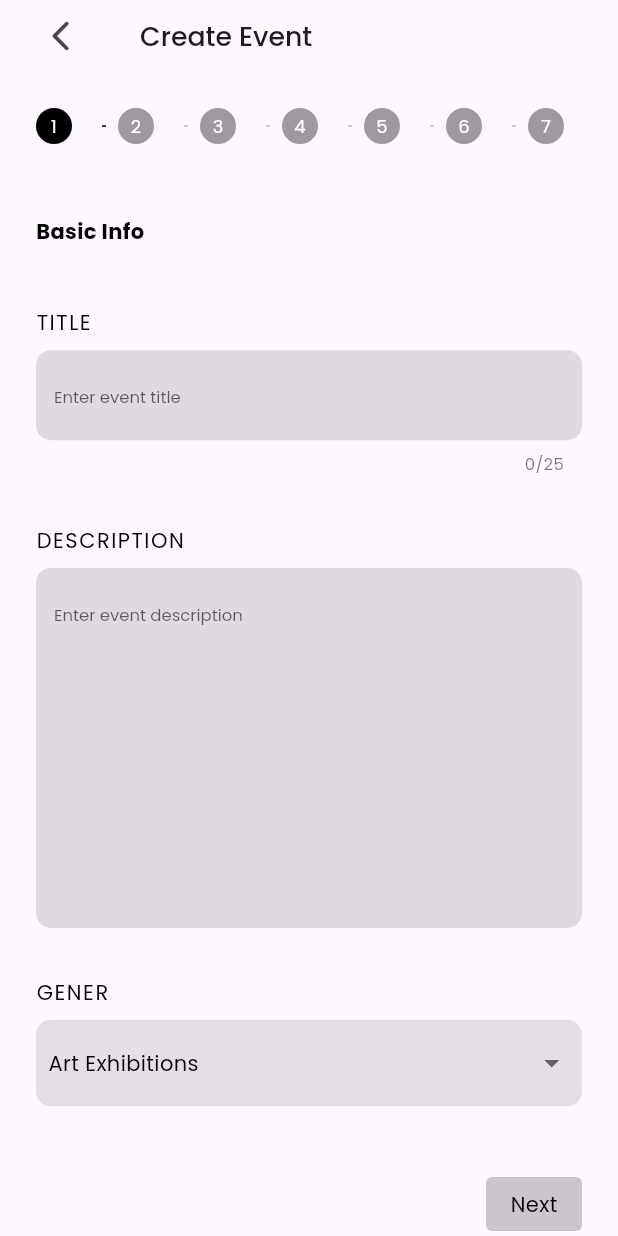
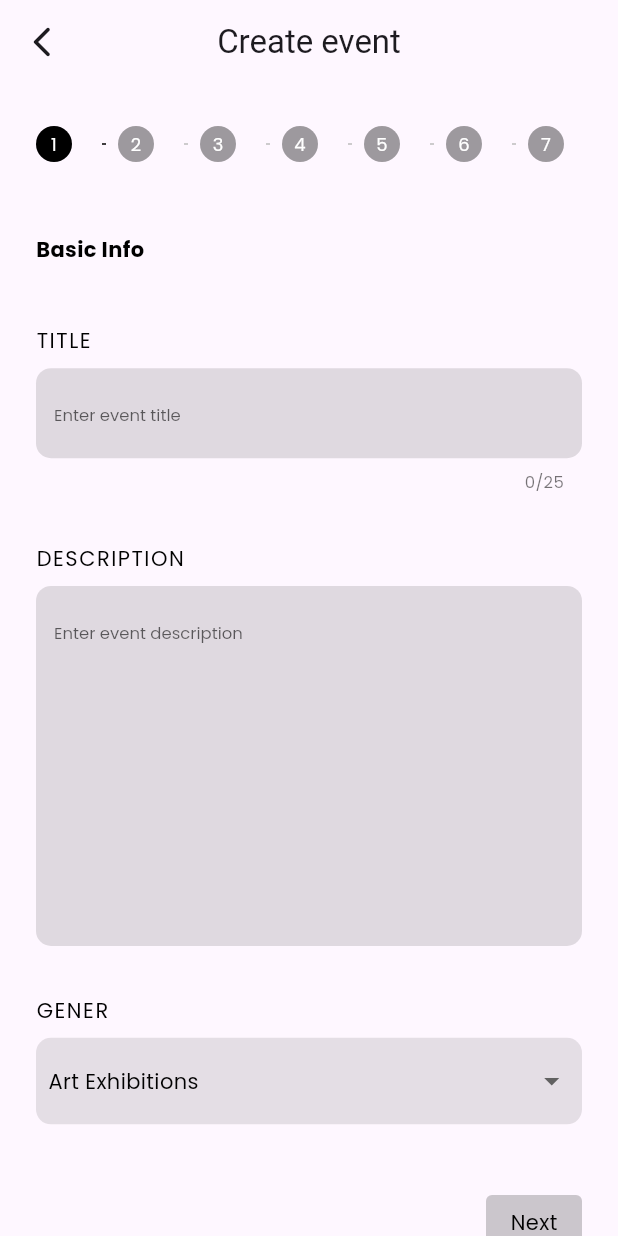
Before and after one commit to mideunlocked/cruise-ticketing, a Flutter app: the CreateEventScreen screen opened by its route, on a phone screen of 412 x 824 dp. Run offline on Flutter 3.47's test engine with Material 2 defaults, Android fonts, the light colour scheme and no system bars; our stand-ins replace cloud_firestore, dio, firebase_auth, firebase_core, firebase_messaging, firebase_storage and 16 more; missing offline and left inert: encrypt, flutter_barcode_scanner, flutter_facebook_auth, flutter_polyline_points; accounts and stored records are empty.

Commit message:
new custom app bar

```diff
--- a/lib/pages/sign-up/sign_up_page_1.dart
+++ b/lib/pages/sign-up/sign_up_page_1.dart
@@ -57,8 +57,7 @@ class _SignUpPage1State extends State<SignUpPage1> {
         child: Column(
           children: [
             SizedBox(height: 2.h),
-            CustomAppBar(
-              bottomPadding: 1.h,
+            const CustomAppBar(
               title: "",
             ),
             Padding(
--- a/lib/screens/create_event.dart
+++ b/lib/screens/create_event.dart
@@ -105,24 +105,8 @@ class _ListEventState extends State<CreateEventScreen> {
     return ScaffoldMessenger(
       key: _scaffoldKey,
       child: Scaffold(
-        body: SafeArea(
-          child: Column(
-            children: [
-              // app bar
-              Padding(
-                padding: EdgeInsets.symmetric(horizontal: 4.w),
-                child: const CustomAppBar(
-                  title: "Create Event",
-                  bottomPadding: 0,
-                ),
-              ),
-
-              // stepper body
-              Expanded(
-                // in other to be able to design the stepper to fit app design
-                //it has to be passed as a child to a newly declared theme
-                //widget where we can then change all the necessary themes
-                child: Theme(
+        appBar: const CustomAppBar(title: "Create event"),
+        body: Theme(
           data: ThemeData(
             primaryColor: primaryColor,
             canvasColor: scaffoldBackgroundColor,
@@ -262,8 +246,7 @@ class _ListEventState extends State<CreateEventScreen> {
                       // check is function is called from first step
                       if (currentStep == 0) {
                         // validate ticket pricing text form fields
-                                final isValid =
-                                    _step1FormKey.currentState?.validate();
+                        final isValid = _step1FormKey.currentState?.validate();
 
                         // check if the validation was not successful
                         if (isValid == false) {
@@ -305,8 +288,7 @@ class _ListEventState extends State<CreateEventScreen> {
                         else if (features.isEmpty) {
                           // show snack bar if no feature as been selected
                           CustomSnackBar.showCustomSnackBar(
-                                      _scaffoldKey,
-                                      'Please choose an event feature.');
+                              _scaffoldKey, 'Please choose an event feature.');
                         }
                         // else proceed to next step
                         else {
@@ -328,8 +310,7 @@ class _ListEventState extends State<CreateEventScreen> {
                       // check is function is called from fourth step
                       else if (currentStep == 4) {
                         // validate ticket pricing text form fields
-                                final isValid =
-                                    _step5FormKey.currentState?.validate();
+                        final isValid = _step5FormKey.currentState?.validate();
 
                         // check if the validation was not successful
                         if (isValid == false) {
@@ -343,8 +324,7 @@ class _ListEventState extends State<CreateEventScreen> {
                         }
                       } else if (currentStep == 5) {
                         // validate venue and address text form fields
-                                final isValid =
-                                    _step6FormKey.currentState?.validate();
+                        final isValid = _step6FormKey.currentState?.validate();
 
                         // check if the validation was not successful
                         if (isValid == false) {
@@ -364,10 +344,6 @@ class _ListEventState extends State<CreateEventScreen> {
                 ],
               ),
             ),
-                  ),
-                ),
-              ),
-            ],
           ),
         ),
       ),
--- a/lib/screens/lobby_screens/lobby_screen.dart
+++ b/lib/screens/lobby_screens/lobby_screen.dart
@@ -69,8 +69,7 @@ class _LobbyScreenState extends State<LobbyScreen> {
 
     return Scaffold(
       appBar: LobbyScreenAppBar(widget: widget),
-      body: SafeArea(
-        child: Column(
+      body: Column(
         children: [
           Expanded(
             child: StreamBuilder(
@@ -119,7 +118,6 @@ class _LobbyScreenState extends State<LobbyScreen> {
           ),
         ],
       ),
-      ),
     );
   }
 
--- a/lib/widgets/general_widgets/custom_app_bar.dart
+++ b/lib/widgets/general_widgets/custom_app_bar.dart
@@ -1,49 +1,27 @@
 import 'package:flutter/material.dart';
-import 'package:sizer/sizer.dart';
 
-class CustomAppBar extends StatelessWidget {
+class CustomAppBar extends StatelessWidget implements PreferredSizeWidget {
+  @override
+  Size get preferredSize => const Size.fromHeight(60.0);
+
   const CustomAppBar({
     super.key,
     required this.title,
-    required this.bottomPadding,
   });
 
   final String title;
-  final double bottomPadding;
 
   @override
   Widget build(BuildContext context) {
-    var of = Theme.of(context);
-    var textTheme = of.textTheme;
-    var titleLarge = textTheme.titleMedium;
-
-    return Padding(
-      padding: EdgeInsets.only(bottom: bottomPadding),
-      child: Row(
-        children: [
-          Row(
-            crossAxisAlignment: CrossAxisAlignment.center,
-            children: [
-              // custom back button
-              IconButton(
-                onPressed: () => Navigator.pop(context),
-                icon: const Icon(
-                  Icons.arrow_back_ios_new_rounded,
-                ),
-              ),
-            ],
-          ),
-          SizedBox(
-            width: 7.w,
-          ),
-          // app bar title
-          Text(
-            title,
-            style: titleLarge?.copyWith(
-                letterSpacing: 0, fontWeight: FontWeight.w500),
-          ),
-        ],
+    return AppBar(
+      centerTitle: true,
+      leading: IconButton(
+        onPressed: () => Navigator.of(context),
+        icon: const Icon(
+          Icons.arrow_back_ios_new_rounded,
+        ),
       ),
+      title: Text(title),
     );
   }
 }
```
Also changed, not shown: lib/screens/event_screens/analysis_screen.dart (+3 -16 lines), lib/screens/event_screens/control_center_screen.dart (+2 -10 lines), lib/screens/followers_following_screen.dart (+2 -8 lines), lib/screens/profile-screen/edit_profile_screen.dart (+2 -7 lines), lib/screens/profile-screen/saved_event_screen.dart (+2 -22 lines), lib/screens/profile-screen/ticket_list_screen.dart (+2 -25 lines), lib/screens/profile-screen/wallet_screen.dart (+5 -19 lines), lib/screens/see_all_screen.dart (+3 -10 lines), lib/screens/ticket_screen.dart (+3 -14 lines), lib/screens/user_profile_screen.dart (+7 -11 lines). Lines whose indentation alone changed are shown as unchanged.
